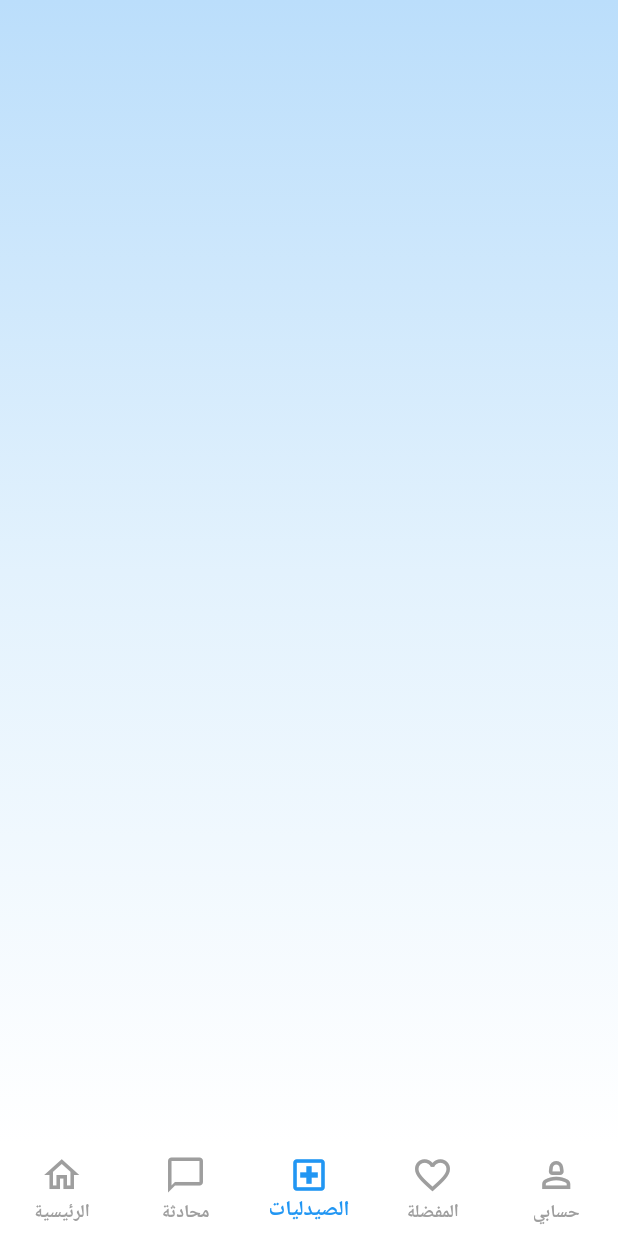
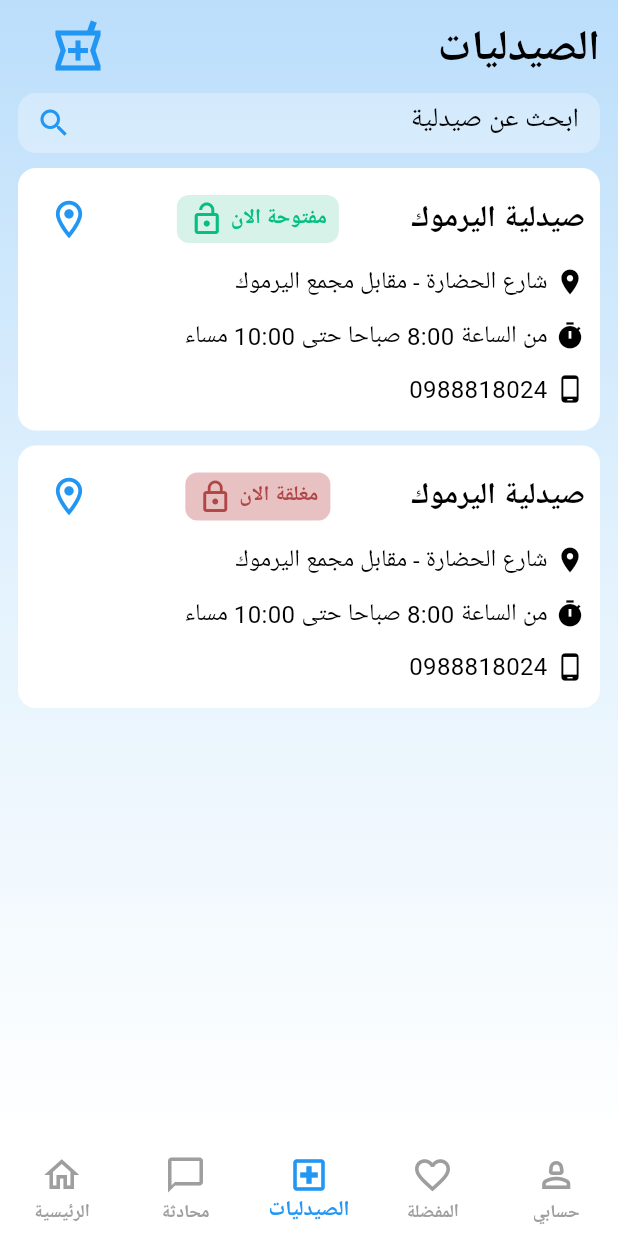
Before and after one commit to salimo2002/doctorapp, a Flutter app: the screen it shows after launch, item 3 of the bottom bar chosen, on a phone screen of 412 x 824 dp. Run offline on Flutter 3.47's test engine with Material 3 defaults, Android fonts, the phone set to English and light mode, and no system bars; our stand-ins replace lottie; missing offline and left inert: flutter_bidi_text.

Commit message:
Create Pharmacies View

```diff
--- a/lib/main.dart
+++ b/lib/main.dart
@@ -2,7 +2,7 @@ import 'package:doctorapp/theme/theme_provider.dart';
 import 'package:doctorapp/view/chat_view.dart';
 import 'package:doctorapp/view/favorite_view.dart';
 import 'package:doctorapp/view/home_view.dart';
-import 'package:doctorapp/view/hospitals_view.dart';
+import 'package:doctorapp/view/pharmacies_view.dart';
 import 'package:doctorapp/view/profile_view.dart';
 import 'package:doctorapp/widgets/custom_nav_bar.dart';
 import 'package:flutter/material.dart';
@@ -38,7 +38,7 @@ class _DoctorAppState extends State<DoctorApp> {
   List<Widget> pages = [
     HomeView(),
     ChatView(),
-    HospitalsView(),
+    PharmaciesView(),
     FavoriteView(),
     ProfileView(),
   ];
--- a/lib/view/home_view.dart
+++ b/lib/view/home_view.dart
@@ -1,7 +1,7 @@
 import 'package:doctorapp/utils/app_style.dart';
 import 'package:doctorapp/widgets/custom_container.dart';
 import 'package:doctorapp/widgets/info_label.dart';
-import 'package:doctorapp/widgets/midical_search_text_field.dart';
+import 'package:doctorapp/widgets/search_text_field.dart';
 import 'package:doctorapp/widgets/small_categories.dart';
 import 'package:flutter/material.dart';
 
@@ -32,7 +32,15 @@ class HomeView extends StatelessWidget {
               ],
             ),
             SizedBox(height: 10),
-            SizedBox(height: 40, child: MidicalSearchTextField()),
+            SizedBox(
+              height: 40,
+              child: SearchTextField(
+                hint: 'ابحث عن دواء',
+                controller: TextEditingController(),
+                focusNode: FocusNode(),
+                ontap: () {},
+              ),
+            ),
             CustomContainer(
               cheldreen: [
                 InfoLabel(
--- a/lib/view/hospitals_view.dart
+++ /dev/null
@@ -1,19 +0,0 @@
-
-import 'package:flutter/material.dart';
-
-class HospitalsView extends StatelessWidget {
-  const HospitalsView({super.key});
-
-  @override
-  Widget build(BuildContext context) {
-    return Container(
-      decoration: BoxDecoration(
-        gradient: LinearGradient(
-          begin: Alignment.topCenter,
-          end: Alignment.bottomCenter,
-          colors: [Colors.blue.shade100, Colors.blue.shade50, Colors.white],
-        ),
-      ),
-    );
-  }
-}
--- /dev/null
+++ b/lib/view/pharmacies_view.dart
@@ -0,0 +1,65 @@
+import 'package:doctorapp/utils/app_style.dart';
+import 'package:doctorapp/widgets/search_text_field.dart';
+import 'package:doctorapp/widgets/pharmacy_container.dart';
+import 'package:flutter/material.dart';
+
+class PharmaciesView extends StatelessWidget {
+  const PharmaciesView({super.key});
+
+  @override
+  Widget build(BuildContext context) {
+    return Container(
+      decoration: AppStyle.decoratedBackground(context),
+      child: Padding(
+        padding: const EdgeInsets.symmetric(horizontal: 12, vertical: 12),
+        child: ListView(
+          children: [
+            Row(
+              children: [
+                SizedBox(width: 20),
+                Icon(
+                  Icons.local_pharmacy_outlined,
+                  color: Theme.of(context).colorScheme.primary,
+                  size: 40,
+                ),
+                Spacer(),
+                Text(
+                  'الصيدليات',
+                  style: AppStyle.customText(context, 28, FontWeight.bold),
+                ),
+              ],
+            ),
+            SizedBox(height: 10),
+            SizedBox(
+              height: 40,
+              child: SearchTextField(
+                hint: 'ابحث عن صيدلية',
+                controller: TextEditingController(),
+                focusNode: FocusNode(),
+                ontap: () {},
+              ),
+            ),
+            PharmacyContainer(
+              pharmacyLabel: 'صيدلية اليرموك',
+              isOpen: true,
+              pharmacyLocation: () {},
+              location: 'شارع الحضارة - مقابل مجمع اليرموك',
+              address: 'الرياض',
+              workingHours: 'من الساعة 8:00 صباحا حتى 10:00 مساء',
+              phoneNumber: '0988818024',
+            ),
+            PharmacyContainer(
+              pharmacyLabel: 'صيدلية اليرموك',
+              isOpen: false,
+              pharmacyLocation: () {},
+              location: 'شارع الحضارة - مقابل مجمع اليرموك',
+              address: 'الرياض',
+              workingHours: 'من الساعة 8:00 صباحا حتى 10:00 مساء',
+              phoneNumber: '0988818024',
+            ),
+          ],
+        ),
+      ),
+    );
+  }
+}
--- a/lib/widgets/custom_container.dart
+++ b/lib/widgets/custom_container.dart
@@ -7,7 +7,7 @@ class CustomContainer extends StatelessWidget {
   Widget build(BuildContext context) {
     return Container(
       margin: EdgeInsets.only(top: 10),
-      padding: EdgeInsets.all(16),
+      padding: EdgeInsets.symmetric(horizontal: 10, vertical: 10),
       decoration: BoxDecoration(
         color: Theme.of(context).colorScheme.scrim,
         borderRadius: BorderRadius.circular(12),
--- /dev/null
+++ b/lib/widgets/open_or_close_pharmasy.dart
@@ -0,0 +1,38 @@
+import 'package:doctorapp/utils/app_style.dart';
+import 'package:flutter/material.dart';
+
+class OpenOrClosePharmasy extends StatelessWidget {
+  const OpenOrClosePharmasy({super.key, required this.isOpen});
+  final bool isOpen;
+  @override
+  Widget build(BuildContext context) {
+    return Container(
+      decoration: BoxDecoration(
+        color: isOpen ? Color(0xffd7f2e9) : Color.fromARGB(255, 232, 194, 194),
+        borderRadius: BorderRadius.circular(8),
+      ),
+      padding: EdgeInsets.symmetric(horizontal: 8, vertical: 4),
+      child: Row(
+        mainAxisSize: MainAxisSize.min,
+        spacing: 4,
+        children: [
+          Icon(
+            isOpen ? Icons.lock_open : Icons.lock_outline,
+            color: isOpen
+                ? Color(0xff05bf80)
+                : Color.fromARGB(255, 177, 70, 70),
+          ),
+          Text(
+            isOpen ? 'مفتوحة الان' : 'مغلقة الان',
+            style: AppStyle.containerText(
+              context,
+              14,
+              FontWeight.bold,
+              isOpen ? Color(0xff05bf80) : Color.fromARGB(255, 177, 70, 70),
+            ),
+          ),
+        ],
+      ),
+    );
+  }
+}
--- /dev/null
+++ b/lib/widgets/pharmacy_container.dart
@@ -0,0 +1,45 @@
+import 'package:doctorapp/widgets/custom_container.dart';
+import 'package:doctorapp/widgets/pharmacy_details.dart';
+import 'package:doctorapp/widgets/pharmacy_label.dart';
+import 'package:flutter/material.dart';
+
+class PharmacyContainer extends StatelessWidget {
+  const PharmacyContainer({
+    super.key,
+    required this.pharmacyLabel,
+    required this.isOpen,
+    required this.pharmacyLocation,
+    required this.location,
+    required this.address,
+    required this.workingHours,
+    required this.phoneNumber,
+  });
+  final String pharmacyLabel;
+  final bool isOpen;
+  final VoidCallback pharmacyLocation;
+  final String location;
+  final String address;
+  final String workingHours;
+  final String phoneNumber;
+  @override
+  Widget build(BuildContext context) {
+    return CustomContainer(
+      cheldreen: [
+        PharmacyLabel(
+          pharmacyLabel: 'صيدلية اليرموك',
+          pharmacyLocation: () {},
+          isOpen: isOpen,
+        ),
+        PharmacyDetails(
+          iconData: Icons.location_on,
+          title: 'شارع الحضارة - مقابل مجمع اليرموك',
+        ),
+        PharmacyDetails(
+          iconData: Icons.timer,
+          title: 'من الساعة 8:00 صباحا حتى 10:00 مساء',
+        ),
+        PharmacyDetails(iconData: Icons.phone_android, title: '0988818024'),
+      ],
+    );
+  }
+}
--- /dev/null
+++ b/lib/widgets/pharmacy_details.dart
@@ -0,0 +1,38 @@
+import 'package:doctorapp/utils/app_style.dart';
+import 'package:flutter/material.dart';
+
+class PharmacyDetails extends StatelessWidget {
+  const PharmacyDetails({
+    super.key,
+    required this.iconData,
+    required this.title,
+  });
+  final String title;
+  final IconData iconData;
+  @override
+  Widget build(BuildContext context) {
+    return Padding(
+      padding: const EdgeInsets.symmetric(vertical: 6),
+      child: Row(
+        spacing: 5,
+        mainAxisAlignment: MainAxisAlignment.end,
+        children: [
+          Text(
+            title,
+            style: AppStyle.containerText(
+              context,
+              16,
+              FontWeight.normal,
+              Theme.of(context).colorScheme.tertiary,
+            ),
+          ),
+          Icon(
+            iconData,
+            size: 20,
+            color: Theme.of(context).colorScheme.tertiary,
+          ),
+        ],
+      ),
+    );
+  }
+}
--- /dev/null
+++ b/lib/widgets/pharmacy_label.dart
@@ -0,0 +1,36 @@
+
+import 'package:doctorapp/utils/app_style.dart';
+import 'package:doctorapp/widgets/open_or_close_pharmasy.dart';
+import 'package:flutter/material.dart';
+
+class PharmacyLabel extends StatelessWidget {
+  const PharmacyLabel({
+    super.key,
+    required this.pharmacyLabel,
+    required this.pharmacyLocation, required this.isOpen,
+  });
+  final String pharmacyLabel;
+  final VoidCallback pharmacyLocation;
+  final bool isOpen;
+  @override
+  Widget build(BuildContext context) {
+    return Row(
+      mainAxisAlignment: MainAxisAlignment.spaceBetween,
+      children: [
+        IconButton(
+          onPressed: pharmacyLocation,
+          icon: Icon(
+            Icons.location_on_outlined,
+            size: 30,
+            color: Theme.of(context).colorScheme.primary,
+          ),
+        ),
+        OpenOrClosePharmasy(isOpen: isOpen),
+        Text(
+          pharmacyLabel,
+          style: AppStyle.customText(context, 20, FontWeight.bold),
+        ),
+      ],
+    );
+  }
+}
--- a/lib/widgets/midical_search_text_field.dart
+++ b/lib/widgets/search_text_field.dart
@@ -1,16 +1,24 @@
-
 import 'package:doctorapp/utils/app_style.dart';
 import 'package:flutter/material.dart';
 
-class MidicalSearchTextField extends StatelessWidget {
-  const MidicalSearchTextField({
+class SearchTextField extends StatelessWidget {
+  const SearchTextField({
     super.key,
+    required this.hint,
+    required this.controller,
+    required this.focusNode,
+    required this.ontap,
   });
-
+  final String hint;
+  final TextEditingController controller;
+  final FocusNode focusNode;
+  final Function() ontap;
   @override
   Widget build(BuildContext context) {
     return TextField(
-      onTap: () {},
+      controller: controller,
+      focusNode: focusNode,
+      onTap: ontap,
       textDirection: TextDirection.rtl,
       decoration: InputDecoration(
         prefixIcon: Icon(
@@ -18,28 +26,21 @@ class MidicalSearchTextField extends StatelessWidget {
           color: Theme.of(context).colorScheme.primary,
         ),
         hint: Text(
-          'ابحث عن دواء',
+          hint,
           textDirection: TextDirection.rtl,
           style: AppStyle.customText(context, 18, FontWeight.normal),
         ),
-        contentPadding: EdgeInsets.symmetric(
-          vertical: 10,
-          horizontal: 10,
-        ),
+        contentPadding: EdgeInsets.symmetric(vertical: 10, horizontal: 10),
         fillColor: Colors.white30,
         filled: true,
-        border: OutlineInputBorder(
-          borderRadius: BorderRadius.circular(12),
-        ),
+        border: OutlineInputBorder(borderRadius: BorderRadius.circular(12)),
         enabledBorder: OutlineInputBorder(
           borderRadius: BorderRadius.circular(12),
           borderSide: BorderSide(color: Colors.transparent),
         ),
         focusedBorder: OutlineInputBorder(
           borderRadius: BorderRadius.circular(12),
-          borderSide: BorderSide(
-            color: Theme.of(context).colorScheme.primary,
-          ),
+          borderSide: BorderSide(color: Theme.of(context).colorScheme.primary),
         ),
       ),
     );
```
